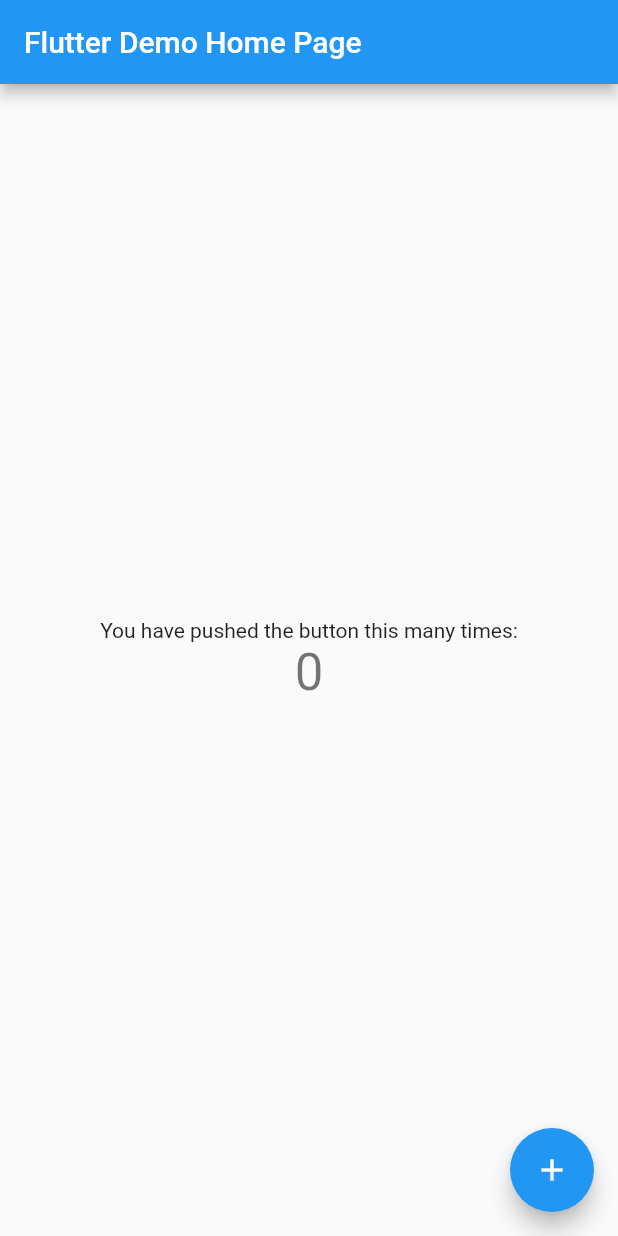
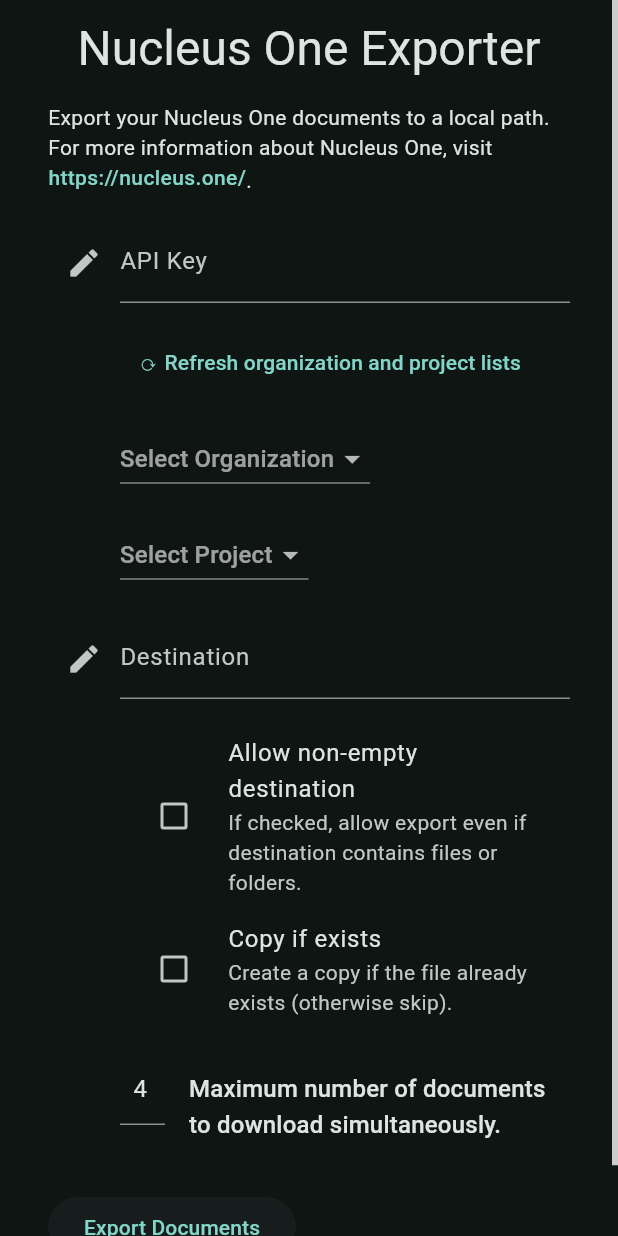
Before and after one commit to AdemeroIncPub/nucleus_one_exporter, a Flutter app: the screen it shows after launch, on a phone screen of 412 x 824 dp. Run offline on Flutter 3.47's test engine with Material 2 defaults, Android fonts, the phone set to English and light mode, and no system bars; our stand-ins replace args, cli_util, file_picker, fpdart, freezed_annotation, get_it and 1 more; missing offline and left inert: nucleus_one_dart_sdk, storagebox; project files that could hold a hidden picture were left out.

Commit message:
feat(gui,cli): export settings controls and layout, no logic
- .vscode/launch.json
  - launch configurations
- README.md
  - minor improvements
- lib/application/constants.dart
  - create marketingUrl
- lib/cli/cli.dart
- lib/cli/commands/export.dart
  - minor usage improvement
- lib/gui/export_settings_screen.dart
  - create ExportSettingsScreen
- lib/gui/util/dialog_helper.dart
  - create showTextInputDialog() to input single string from user
- lib/gui/util/style.dart
  - create Insets
- lib/main.dart
  - update theme
  - show ExportSettingsScreen
- linux/flutter/generated_plugin_registrant.cc
- linux/flutter/generated_plugins.cmake
- macos/Flutter/GeneratedPluginRegistrant.swift
- windows/flutter/generated_plugin_registrant.cc
- windows/flutter/generated_plugins.cmake
  - changes made by url_launcher
- pubspec.lock
- pubspec.yaml
  - add deps: file_picker, url_launcher

```diff
--- a/lib/application/constants.dart
+++ b/lib/application/constants.dart
@@ -1,2 +1,3 @@
 const String productId = 'nucleus_one_exporter';
 const String productName = 'Nucleus One Exporter';
+const String marketingUrl = 'https://nucleus.one/';
--- a/lib/cli/cli.dart
+++ b/lib/cli/cli.dart
@@ -9,7 +9,11 @@ import 'commands/export.dart';
 import 'commands/info.dart';
 
 CommandRunner<void> createRootCommand() {
-  return CommandRunner(productId, productName, usageLineLength: usageLineLength)
+  return CommandRunner(
+    productId,
+    '$productName\nFor more information about Nucleus One, visit $marketingUrl.',
+    usageLineLength: usageLineLength,
+  )
     ..addCommand(ApiKeyCommand())
     ..addCommand(InfoCommand())
     ..addCommand(ExportCommand())
--- a/lib/cli/commands/export.dart
+++ b/lib/cli/commands/export.dart
@@ -39,7 +39,8 @@ class ExportCommand extends Command<void> {
     );
     argParser.addFlag(
       _flag_allowNonemptyDestination,
-      help: 'If set, allow export when path contains files or folders.',
+      help:
+          'If set, allow export even if destination contains files or folders.',
     );
     argParser.addFlag(
       _flag_copyIfExists,
--- /dev/null
+++ b/lib/gui/export_settings_screen.dart
@@ -0,0 +1,323 @@
+import 'package:file_picker/file_picker.dart';
+import 'package:flutter/gestures.dart';
+import 'package:flutter/material.dart';
+import 'package:flutter/services.dart';
+import 'package:url_launcher/link.dart';
+
+import '../application/constants.dart';
+import 'util/dialog_helper.dart';
+import 'util/style.dart';
+
+const orgList = <String>['org 1', 'org 2', 'org 3'];
+const projectList = <String>['project 1', 'project 2', 'project 3'];
+
+class ExportSettingsScreen extends StatefulWidget {
+  const ExportSettingsScreen({super.key});
+
+  @override
+  State<ExportSettingsScreen> createState() => _ExportSettingsScreenState();
+}
+
+class _ExportSettingsScreenState extends State<ExportSettingsScreen> {
+  bool allowNonEmptyDestination = false;
+  final apiKeyTextFieldController = TextEditingController();
+  bool copyIfExists = false;
+  final destinationTextFieldController = TextEditingController();
+  final maxDownloadsTextFieldController = TextEditingController(text: '4');
+  String? orgValue;
+  String? projectValue;
+
+  Column _introText(BuildContext context) {
+    final theme = Theme.of(context);
+
+    return Column(
+      crossAxisAlignment: CrossAxisAlignment.start,
+      children: [
+        Text.rich(
+          TextSpan(
+            children: [
+              const TextSpan(
+                  text: 'Export your Nucleus One documents to a local path.\n'),
+              const TextSpan(
+                  text: 'For more information about Nucleus One, visit '),
+              WidgetSpan(
+                child: Link(
+                  uri: Uri.parse(marketingUrl),
+                  builder: (context, followLink) {
+                    return RichText(
+                      text: TextSpan(
+                        text: marketingUrl,
+                        style: theme.textTheme.bodyMedium?.apply(
+                          fontWeightDelta: 1,
+                          color: theme.colorScheme.primary,
+                        ),
+                        recognizer: TapGestureRecognizer()..onTap = followLink,
+                      ),
+                    );
+                  },
+                ),
+              ),
+              const TextSpan(text: '.'),
+            ],
+          ),
+        ),
+      ],
+    );
+  }
+
+  TableRow _apiKeyControlsRow(BuildContext context) {
+    return _buildTableRow(
+      item1: IconButton(
+        icon: const Icon(Icons.edit),
+        tooltip: 'Edit',
+        onPressed: () async {
+          final apiKey = await showTextInputDialog(
+            context,
+            title: const Text('Set API Key'),
+            text: apiKeyTextFieldController.text,
+            hintText:
+                'Generate keys in your profile in the Nucleus One web app.',
+          );
+          if (apiKey != null) {
+            apiKeyTextFieldController.text = apiKey;
+            /* TODO(apn): refresh data */
+          }
+        },
+      ),
+      item2: SelectionArea(
+        child: TextField(
+          controller: apiKeyTextFieldController,
+          readOnly: true,
+          decoration: const InputDecoration(
+            labelText: 'API Key',
+            hintText: 'Use the edit button to set your API key.',
+          ),
+        ),
+      ),
+    );
+  }
+
+  TableRow _refreshDataRow() {
+    return _buildTableRow(
+      item2: TextButton(
+        onPressed: () {},
+        child: const Text('⟳ Refresh organization and project lists'),
+      ),
+    );
+  }
+
+  TableRow _orgDropdownRow() {
+    return _buildTableRow(
+      item2: DropdownButton(
+        value: orgValue,
+        hint: const Text('Select Organization'),
+        items: orgList
+            .map((value) => DropdownMenuItem(
+                  value: value,
+                  child: Text(value),
+                ))
+            .toList(),
+        onChanged: (value) {
+          setState(() {
+            orgValue = value;
+          });
+        },
+      ),
+    );
+  }
+
+  TableRow _projectDropdownRow() {
+    return _buildTableRow(
+      item2: DropdownButton(
+        value: projectValue,
+        hint: const Text('Select Project'),
+        items: projectList
+            .map((value) => DropdownMenuItem(
+                  value: value,
+                  child: Text(value),
+                ))
+            .toList(),
+        onChanged: (value) {
+          setState(() {
+            projectValue = value;
+          });
+        },
+      ),
+    );
+  }
+
+  TableRow _destinationControlsRow(BuildContext context) {
+    return _buildTableRow(
+      item1: IconButton(
+        icon: const Icon(Icons.edit),
+        tooltip: 'Edit',
+        onPressed: () async {
+          final destination = await FilePicker.platform.getDirectoryPath(
+            dialogTitle: 'Select export destination folder.',
+            initialDirectory: destinationTextFieldController.text,
+            lockParentWindow: true,
+          );
+          if (destination != null) {
+            destinationTextFieldController.text = destination;
+          }
+        },
+      ),
+      item2: SelectionArea(
+        child: TextField(
+          controller: destinationTextFieldController,
+          readOnly: true,
+          decoration: const InputDecoration(
+            labelText: 'Destination',
+            hintText: 'Use the edit button to set your destination path.',
+          ),
+        ),
+      ),
+    );
+  }
+
+  TableRow _optionControlsRow() {
+    return _buildTableRow(
+      item2: Column(
+        children: [
+          CheckboxListTile(
+            title: const Text('Allow non-empty destination'),
+            subtitle: const Text(
+                'If checked, allow export even if destination contains files or folders.'),
+            controlAffinity: ListTileControlAffinity.leading,
+            value: allowNonEmptyDestination,
+            onChanged: (value) {
+              setState(() {
+                allowNonEmptyDestination = value!;
+              });
+            },
+          ),
+          CheckboxListTile(
+            title: const Text('Copy if exists'),
+            subtitle: const Text(
+                'Create a copy if the file already exists (otherwise skip).'),
+            controlAffinity: ListTileControlAffinity.leading,
+            value: copyIfExists,
+            onChanged: (value) {
+              setState(() {
+                copyIfExists = value!;
+              });
+            },
+          ),
+        ],
+      ),
+    );
+  }
+
+  TableRow _maxConcurrentDownloadsControlsRow(BuildContext context) {
+    return _buildTableRow(
+      item2: Row(
+        textBaseline: TextBaseline.alphabetic,
+        crossAxisAlignment: CrossAxisAlignment.baseline,
+        children: [
+          Container(
+            constraints: const BoxConstraints(minWidth: 30, maxWidth: 50),
+            child: IntrinsicWidth(
+              child: TextField(
+                textAlign: TextAlign.center,
+                controller: maxDownloadsTextFieldController,
+                inputFormatters: [
+                  FilteringTextInputFormatter.digitsOnly,
+                ],
+              ),
+            ),
+          ),
+          const SizedBox(width: Insets.compSmall),
+          Expanded(
+            child: Text(
+              'Maximum number of documents to download simultaneously.',
+              style: Theme.of(context).textTheme.titleMedium,
+            ),
+          ),
+        ],
+      ),
+    );
+  }
+
+  TableRow _spacerRow({required double height}) {
+    return _buildTableRow(item2: SizedBox(height: height));
+  }
+
+  TableRow _buildTableRow({Widget? item1, Widget? item2}) {
+    return TableRow(children: [
+      item1 ?? Container(),
+      Align(
+        alignment: Alignment.centerLeft,
+        child: item2 ?? Container(),
+      ),
+    ]);
+  }
+
+  Table _settingsTable(BuildContext context) {
+    return Table(
+      columnWidths: const <int, TableColumnWidth>{
+        0: IntrinsicColumnWidth(),
+        1: FlexColumnWidth(),
+      },
+      textBaseline: TextBaseline.alphabetic,
+      defaultVerticalAlignment: TableCellVerticalAlignment.baseline,
+      children: [
+        _apiKeyControlsRow(context),
+        _spacerRow(height: Insets.compSmall),
+        _refreshDataRow(),
+        _spacerRow(height: Insets.compSmall),
+        _orgDropdownRow(),
+        _spacerRow(height: Insets.compSmall),
+        _projectDropdownRow(),
+        _spacerRow(height: Insets.compSmall),
+        _destinationControlsRow(context),
+        _spacerRow(height: Insets.compSmall),
+        _optionControlsRow(),
+        _spacerRow(height: Insets.compSmall),
+        _maxConcurrentDownloadsControlsRow(context),
+      ],
+    );
+  }
+
+  @override
+  Widget build(BuildContext context) {
+    return Scaffold(
+      body: Scrollbar(
+        thumbVisibility: true,
+        child: SingleChildScrollView(
+          primary: true,
+          child: Container(
+            margin: const EdgeInsets.all(Insets.compLarge).copyWith(top: 12),
+            child: Column(
+              children: [
+                Text(
+                  productName,
+                  style: Theme.of(context).textTheme.headlineLarge,
+                ),
+                const SizedBox(height: Insets.compSmall),
+                Align(
+                  alignment: Alignment.topLeft,
+                  child: Container(
+                    constraints: const BoxConstraints(maxWidth: 800),
+                    child: Column(
+                      crossAxisAlignment: CrossAxisAlignment.start,
+                      children: [
+                        _introText(context),
+                        const SizedBox(height: Insets.compSmall),
+                        _settingsTable(context),
+                        const SizedBox(height: Insets.compLarge),
+                        ElevatedButton(
+                          onPressed: () {},
+                          child: const Text('Export Documents'),
+                        ),
+                      ],
+                    ),
+                  ),
+                ),
+              ],
+            ),
+          ),
+        ),
+      ),
+    );
+  }
+}
--- /dev/null
+++ b/lib/gui/util/dialog_helper.dart
@@ -0,0 +1,44 @@
+import 'package:flutter/material.dart';
+
+Future<String?> showTextInputDialog(
+  BuildContext context, {
+  String? text,
+  Widget? title,
+  String? labelText,
+  String? hintText,
+}) async {
+  final textFieldController = TextEditingController();
+  textFieldController.text = text ?? '';
+
+  void submitHandler(BuildContext context, String text) {
+    Navigator.pop(context, textFieldController.text);
+  }
+
+  return showDialog(
+    context: context,
+    builder: (context) {
+      return AlertDialog(
+        title: title,
+        content: TextField(
+          autofocus: true,
+          controller: textFieldController,
+          decoration: InputDecoration(
+            hintText: hintText,
+            labelText: labelText,
+          ),
+          onSubmitted: (value) => submitHandler(context, value),
+        ),
+        actions: <Widget>[
+          ElevatedButton(
+            child: const Text('Cancel'),
+            onPressed: () => Navigator.pop(context),
+          ),
+          ElevatedButton(
+            child: const Text('OK'),
+            onPressed: () => submitHandler(context, textFieldController.text),
+          ),
+        ],
+      );
+    },
+  );
+}
--- /dev/null
+++ b/lib/gui/util/style.dart
@@ -0,0 +1,6 @@
+abstract class Insets {
+  static const double compXSmall = 8;
+  static const double compSmall = 16;
+  static const double compMedium = 24;
+  static const double compLarge = 32;
+}
--- a/lib/main.dart
+++ b/lib/main.dart
@@ -1,4 +1,6 @@
 import 'package:flutter/material.dart';
+
+import 'gui/export_settings_screen.dart';
 
 void main() {
   runApp(const MyApp());
@@ -7,109 +9,16 @@ void main() {
 class MyApp extends StatelessWidget {
   const MyApp({super.key});
 
-  // This widget is the root of your application.
   @override
   Widget build(BuildContext context) {
     return MaterialApp(
       title: 'Flutter Demo',
       theme: ThemeData(
-        // This is the theme of your application.
-        //
-        // Try running your application with "flutter run". You'll see the
-        // application has a blue toolbar. Then, without quitting the app, try
-        // changing the primarySwatch below to Colors.green and then invoke
-        // "hot reload" (press "r" in the console where you ran "flutter run",
-        // or simply save your changes to "hot reload" in a Flutter IDE).
-        // Notice that the counter didn't reset back to zero; the application
-        // is not restarted.
-        primarySwatch: Colors.blue,
+        useMaterial3: true,
+        colorSchemeSeed: Colors.teal,
+        brightness: Brightness.dark,
       ),
-      home: const MyHomePage(title: 'Flutter Demo Home Page'),
+      home: const ExportSettingsScreen(),
     );
   }
 }
-
-class MyHomePage extends StatefulWidget {
-  const MyHomePage({super.key, required this.title});
-
-  // This widget is the home page of your application. It is stateful, meaning
-  // that it has a State object (defined below) that contains fields that affect
-  // how it looks.
-
-  // This class is the configuration for the state. It holds the values (in this
-  // case the title) provided by the parent (in this case the App widget) and
-  // used by the build method of the State. Fields in a Widget subclass are
-  // always marked "final".
-
-  final String title;
-
-  @override
-  State<MyHomePage> createState() => _MyHomePageState();
-}
-
-class _MyHomePageState extends State<MyHomePage> {
-  int _counter = 0;
-
-  void _incrementCounter() {
-    setState(() {
-      // This call to setState tells the Flutter framework that something has
-      // changed in this State, which causes it to rerun the build method below
-      // so that the display can reflect the updated values. If we changed
-      // _counter without calling setState(), then the build method would not be
-      // called again, and so nothing would appear to happen.
-      _counter++;
-    });
-  }
-
-  @override
-  Widget build(BuildContext context) {
-    // This method is rerun every time setState is called, for instance as done
-    // by the _incrementCounter method above.
-    //
-    // The Flutter framework has been optimized to make rerunning build methods
-    // fast, so that you can just rebuild anything that needs updating rather
-    // than having to individually change instances of widgets.
-    return Scaffold(
-      appBar: AppBar(
-        // Here we take the value from the MyHomePage object that was created by
-        // the App.build method, and use it to set our appbar title.
-        title: Text(widget.title),
-      ),
-      body: Center(
-        // Center is a layout widget. It takes a single child and positions it
-        // in the middle of the parent.
-        child: Column(
-          // Column is also a layout widget. It takes a list of children and
-          // arranges them vertically. By default, it sizes itself to fit its
-          // children horizontally, and tries to be as tall as its parent.
-          //
-          // Invoke "debug painting" (press "p" in the console, choose the
-          // "Toggle Debug Paint" action from the Flutter Inspector in Android
-          // Studio, or the "Toggle Debug Paint" command in Visual Studio Code)
-          // to see the wireframe for each widget.
-          //
-          // Column has various properties to control how it sizes itself and
-          // how it positions its children. Here we use mainAxisAlignment to
-          // center the children vertically; the main axis here is the vertical
-          // axis because Columns are vertical (the cross axis would be
-          // horizontal).
-          mainAxisAlignment: MainAxisAlignment.center,
-          children: <Widget>[
-            const Text(
-              'You have pushed the button this many times:',
-            ),
-            Text(
-              '$_counter',
-              style: Theme.of(context).textTheme.headline4,
-            ),
-          ],
-        ),
-      ),
-      floatingActionButton: FloatingActionButton(
-        onPressed: _incrementCounter,
-        tooltip: 'Increment',
-        child: const Icon(Icons.add),
-      ), // This trailing comma makes auto-formatting nicer for build methods.
-    );
-  }
-}
--- a/pubspec.yaml
+++ b/pubspec.yaml
@@ -38,6 +38,7 @@ dependencies:
   # Use with the CupertinoIcons class for iOS style icons.
   cupertino_icons: any
   dartx: any
+  file_picker: any
   flutter:
     sdk: flutter
   fpdart: any
@@ -56,6 +57,7 @@ dependencies:
   rxdart: any
   storagebox: any
   tuple: any
+  url_launcher: any
 
 dev_dependencies:
   build_runner: any
```
Also changed, not shown: pubspec.lock, 6 other files.
